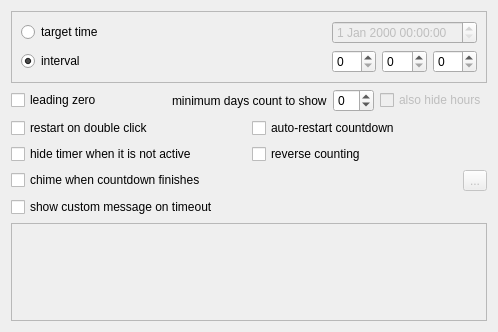
Before: the Qt Designer form plugins/countdown_timer/gui/timer_settings_widget.ui in Kolcha/DigitalClock5, drawn with Qt 5.
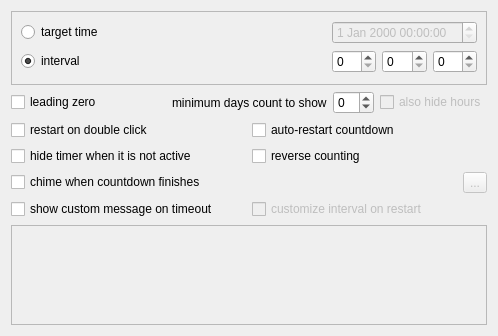
After: the same form once the commit is applied.

Commit message: countdown_timer: customizable timeout on restart

```diff
--- a/plugins/countdown_timer/gui/timer_settings_widget.ui
+++ b/plugins/countdown_timer/gui/timer_settings_widget.ui
@@ -7,7 +7,7 @@
     <x>0</x>
     <y>0</y>
     <width>498</width>
-    <height>332</height>
+    <height>336</height>
    </rect>
   </property>
   <property name="windowTitle">
@@ -172,13 +172,6 @@
      </item>
     </layout>
    </item>
-   <item row="5" column="0" colspan="2">
-    <widget class="QCheckBox" name="show_msg">
-     <property name="text">
-      <string>show custom message on timeout</string>
-     </property>
-    </widget>
-   </item>
    <item row="6" column="0" colspan="2">
     <widget class="QTextEdit" name="msg_text_edit">
      <property name="enabled">
@@ -192,6 +185,23 @@
      </property>
     </widget>
    </item>
+   <item row="5" column="0">
+    <widget class="QCheckBox" name="show_msg">
+     <property name="text">
+      <string>show custom message on timeout</string>
+     </property>
+    </widget>
+   </item>
+   <item row="5" column="1">
+    <widget class="QCheckBox" name="cust_int_on_restart">
+     <property name="enabled">
+      <bool>false</bool>
+     </property>
+     <property name="text">
+      <string>customize interval on restart</string>
+     </property>
+    </widget>
+   </item>
   </layout>
  </widget>
  <resources/>
```
Left out of the diff: 36 changed lines with no effect on the pictures. The commit also changes 10 other files.
